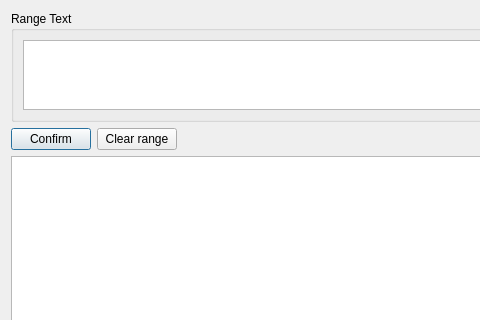
Qt form rangeselector.ui (bupticybee/TexasSolver) before a commit; both pictures show x 0 to 480 and y 0 to 320 of the 909 by 687 pixel window.
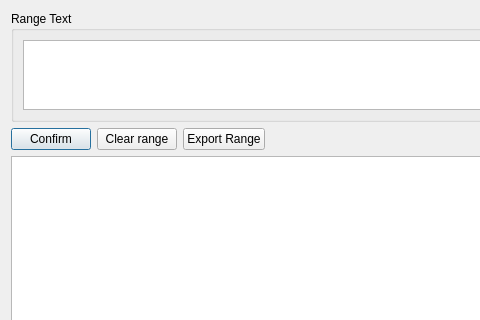
The same form after that commit. Custom widgets are drawn as their Qt base class.

Patch:
```diff
--- a/rangeselector.ui
+++ b/rangeselector.ui
@@ -44,6 +44,13 @@
          </property>
         </widget>
        </item>
+       <item>
+        <widget class="QPushButton" name="exportRangeButton">
+         <property name="text">
+          <string>Export Range</string>
+         </property>
+        </widget>
+       </item>
        <item>
         <spacer name="horizontalSpacer">
          <property name="orientation">
```
